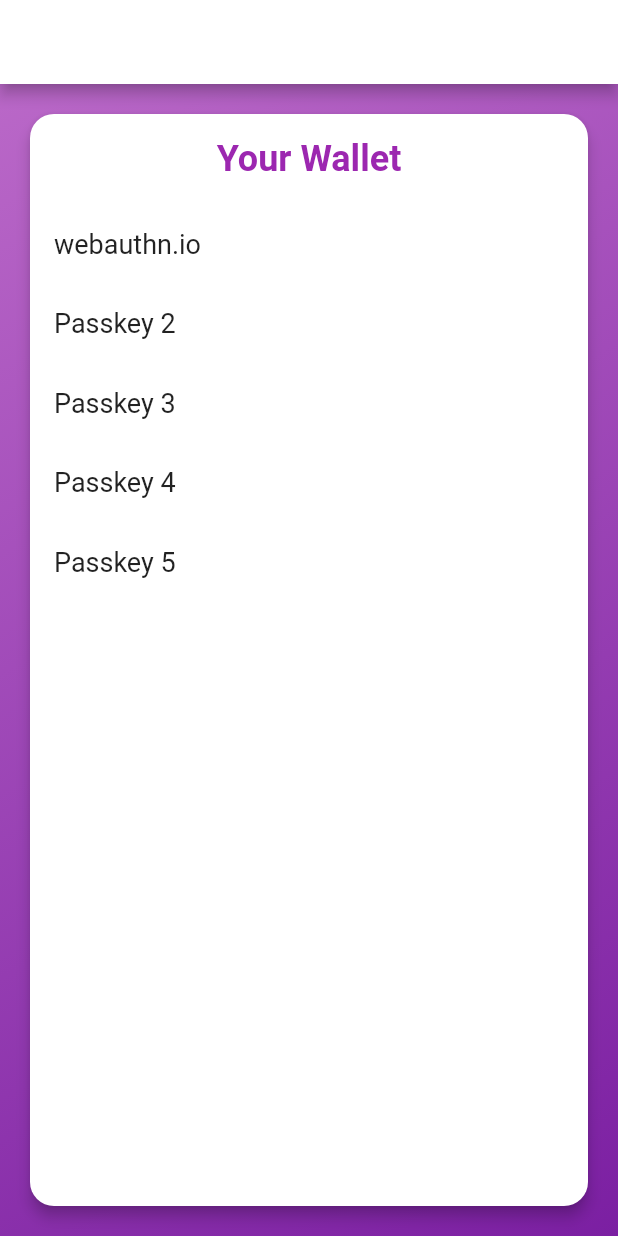
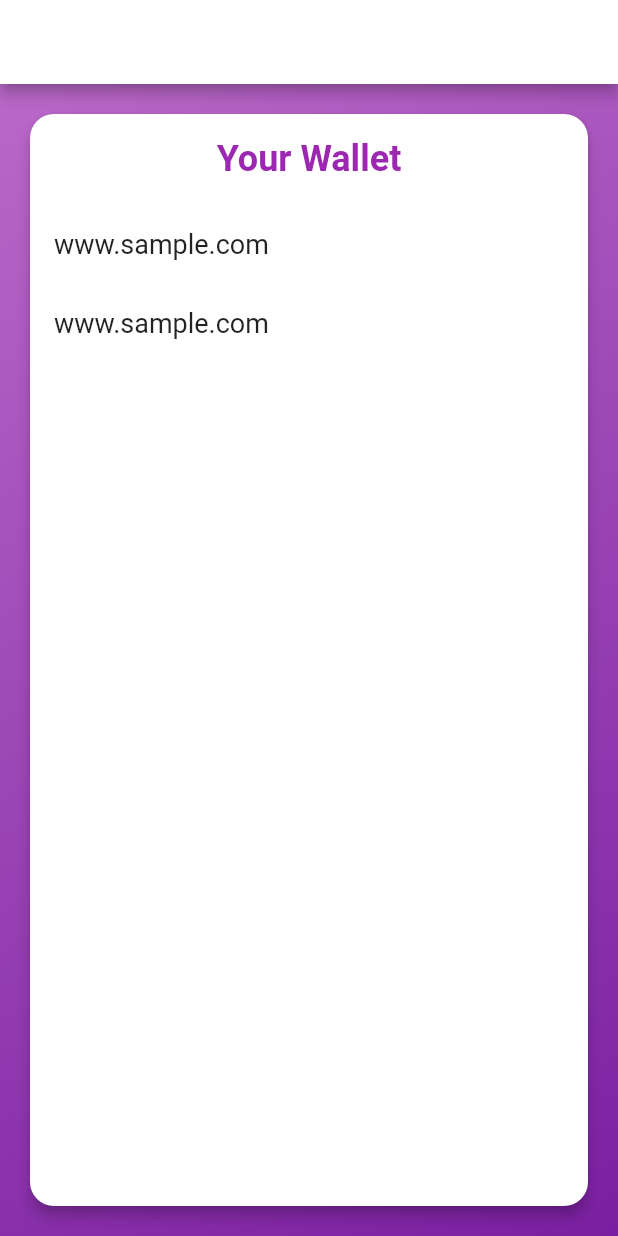
Before and after one commit to davidecaria/trustify_demo, a Flutter app: the HomePage screen opened directly, on a phone screen of 412 x 824 dp. Run offline on Flutter 3.47's test engine with Material 2 defaults, Android fonts, the light colour scheme and no system bars; our stand-ins replace flutter_secure_storage, local_auth; missing offline and left inert: encrypt, pointycastle; accounts and stored records are empty; statements that could not run were skipped.

Commit message:
implemented passkeyList (module 2)

```diff
--- a/trustify_demo/lib/demoData/demoPasskey.dart
+++ b/trustify_demo/lib/demoData/demoPasskey.dart
@@ -1 +1,12 @@
 //creation of demo data
+import '../model/Passkey.dart';
+
+Passkey testPasskey = Passkey(
+  relyingPartyId: "www.sample.com",
+  relyingPartyName: "sample",
+  userId: "",
+  username: "testuser",
+  displayName: "test user",
+);
+
+List<Passkey> testPasskeysList = [testPasskey];
--- a/trustify_demo/lib/model/Wallet.dart
+++ b/trustify_demo/lib/model/Wallet.dart
@@ -31,6 +31,24 @@
     walletPublicKey = walletPair.publicKey;
     walletPrivateKey = walletPair.privateKey;
   }
+
+  void setPasskeys(List<Passkey> passkeysList) {
+    for (var passkey in passkeysList) {
+      walletPasskeys?.add(passkey);
+    }
+  }
+
+  List<String> getPasskeysRpId() {
+    List<String> passkeysRpId = [];
+
+    for (var passkey in walletPasskeys!) {
+        passkeysRpId.add(passkey.relyingPartyId);
+      }
+
+    return passkeysRpId;
+
+  }
+
 
   Future<void> storeWalletKeyPair() async {
     await storeKeyPair(
--- a/trustify_demo/lib/widgets/HomePage.dart
+++ b/trustify_demo/lib/widgets/HomePage.dart
@@ -1,4 +1,7 @@
 import 'package:flutter/material.dart';
+import 'package:trustify_demo/model/Passkey.dart';
+import 'package:trustify_demo/model/Wallet.dart';
+import 'package:trustify_demo/demoData/demoPasskey.dart';
 //import 'package:trustify_demo/widgets/BluetoothTransferPage.dart';
 
 class HomePage extends StatefulWidget {
@@ -7,18 +10,20 @@
 }
 
 class _HomePageState extends State<HomePage> {
-  final List<String> passkeys = [
-    'webauthn.io',
-    'Passkey 2',
-    'Passkey 3',
-    'Passkey 4',
-    'Passkey 5'
-  ];
-  bool isLongPressActive = false;
-  List<bool> selectedPasskeys = List<bool>.generate(5, (index) => false);
 
   @override
   Widget build(BuildContext context) {
+
+    Wallet applicationWallet = Wallet();
+    //TEST
+    applicationWallet.setPasskeys(testPasskeysList);
+
+    List<String> passkeys = applicationWallet.getPasskeysRpId();
+
+    bool isLongPressActive = false;
+
+    List<bool> selectedPasskeys = List<bool>.generate(passkeys.length, (index) => false);
+
     return Scaffold(
       appBar: AppBar(
         title: const Text('Trustify Wallet Demo'),
```
Also changed, not shown: trustify_demo/lib/main.dart (+5 -17 lines).
